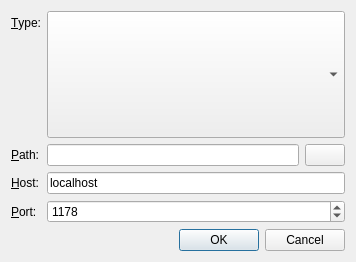
Qt form gui/adddictdialog.ui (fcitx/fcitx5-skk) before a commit.
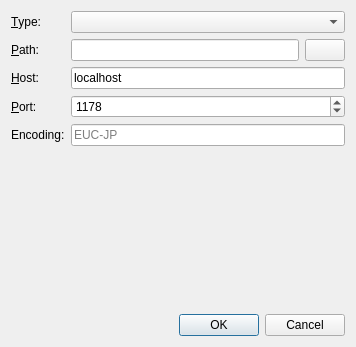
The same form after that commit. Icons and pictures are not drawn.

What changed in the file:
```diff
--- a/gui/adddictdialog.ui
+++ b/gui/adddictdialog.ui
@@ -7,7 +7,7 @@
     <x>0</x>
     <y>0</y>
     <width>356</width>
-    <height>262</height>
+    <height>347</height>
    </rect>
   </property>
   <property name="windowTitle">
@@ -16,6 +16,9 @@
   <layout class="QVBoxLayout" name="verticalLayout">
    <item>
     <layout class="QFormLayout" name="formLayout">
+     <property name="verticalSpacing">
+      <number>6</number>
+     </property>
      <item row="0" column="0">
       <widget class="QLabel" name="typeLabel">
        <property name="text">
@@ -29,7 +32,7 @@
      <item row="0" column="1">
       <widget class="QComboBox" name="typeComboBox">
        <property name="sizePolicy">
-        <sizepolicy hsizetype="MinimumExpanding" vsizetype="MinimumExpanding">
+        <sizepolicy hsizetype="MinimumExpanding" vsizetype="Fixed">
          <horstretch>0</horstretch>
          <verstretch>0</verstretch>
         </sizepolicy>
@@ -74,6 +77,13 @@
        </property>
       </widget>
      </item>
+     <item row="2" column="1">
+      <widget class="QLineEdit" name="hostLineEdit">
+       <property name="text">
+        <string>localhost</string>
+       </property>
+      </widget>
+     </item>
      <item row="3" column="0">
       <widget class="QLabel" name="portLabel">
        <property name="text">
@@ -97,10 +107,33 @@
        </property>
       </widget>
      </item>
-     <item row="2" column="1">
-      <widget class="QLineEdit" name="hostLineEdit">
+     <item row="5" column="1">
+      <spacer name="verticalSpacer">
+       <property name="orientation">
+        <enum>Qt::Vertical</enum>
+       </property>
+       <property name="sizeHint" stdset="0">
+        <size>
+         <width>20</width>
+         <height>40</height>
+        </size>
+       </property>
+      </spacer>
+     </item>
+     <item row="4" column="0">
+      <widget class="QLabel" name="encodingLabel">
        <property name="text">
-        <string>localhost</string>
+        <string>Encoding:</string>
+       </property>
+      </widget>
+     </item>
+     <item row="4" column="1">
+      <widget class="QLineEdit" name="encodingEdit">
+       <property name="text">
+        <string/>
+       </property>
+       <property name="placeholderText">
+        <string notr="true">EUC-JP</string>
        </property>
       </widget>
      </item>
```
Left out of the diff: 1 changed line with no effect on the pictures.
